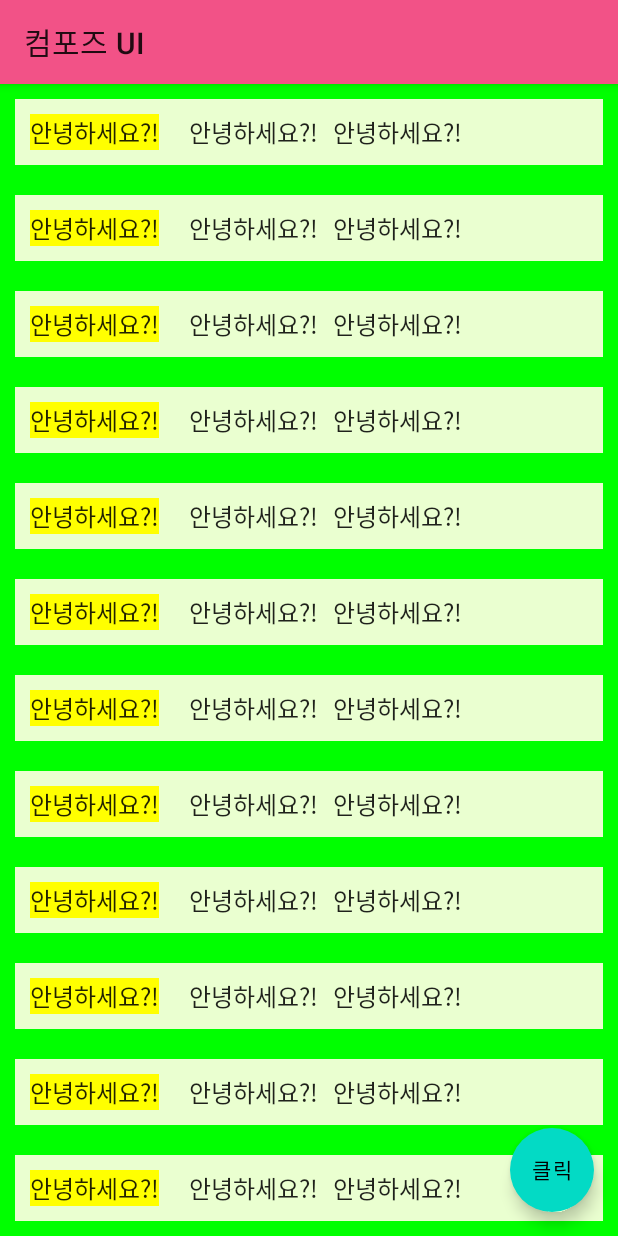
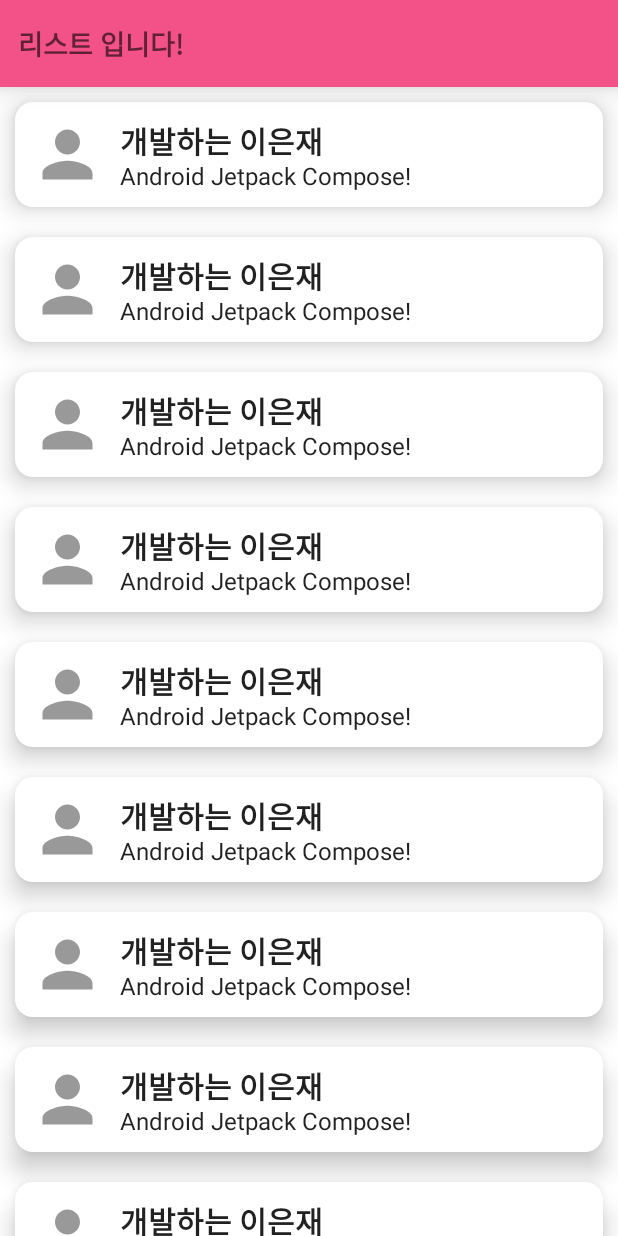
Before and after one commit to EJLee1209/ComposeUI, an Android app built with Jetpack Compose: the screen it shows after launch (MainActivity before the commit, ListActivity after it), on a phone screen of 412 x 824 dp. Run offline under Robolectric (Android 15) with nearby library versions, the phone set to English and light mode, and no system bars; pictures from the network do not load.

Commit message:
LazyColumn 로 리스트 만들기, Glide 사용해서 이미지 적용하기

```diff
--- a/app/build.gradle
+++ b/app/build.gradle
@@ -46,7 +46,8 @@ android {
 }
 
 dependencies {
-
+    implementation 'com.github.bumptech.glide:glide:4.14.2'
+    annotationProcessor 'com.github.bumptech.glide:compiler:4.14.2'
     implementation 'androidx.core:core-ktx:1.7.0'
     implementation "androidx.compose.ui:ui:$compose_version"
     implementation "androidx.compose.material:material:$compose_version"
--- a/app/src/main/AndroidManifest.xml
+++ b/app/src/main/AndroidManifest.xml
@@ -2,6 +2,8 @@
 <manifest xmlns:android="http://schemas.android.com/apk/res/android"
     xmlns:tools="http://schemas.android.com/tools"
     package="com.dldmswo1209.composebasic">
+
+    <uses-permission android:name="android.permission.INTERNET"/>
 
     <application
         android:allowBackup="true"
@@ -13,6 +15,17 @@
         android:supportsRtl="true"
         android:theme="@style/Theme.ComposeBasic"
         tools:targetApi="31">
+        <activity
+            android:name=".ListActivity"
+            android:exported="true"
+            android:label="@string/title_activity_list"
+            android:theme="@style/Theme.ComposeBasic">
+            <intent-filter>
+                <action android:name="android.intent.action.MAIN" />
+
+                <category android:name="android.intent.category.LAUNCHER" />
+            </intent-filter>
+        </activity>
         <activity
             android:name=".MainActivity"
             android:exported="true"
--- /dev/null
+++ b/app/src/main/java/com/dldmswo1209/composebasic/ListActivity.kt
@@ -0,0 +1,167 @@
+package com.dldmswo1209.composebasic
+
+import android.annotation.SuppressLint
+import android.content.res.Resources
+import android.graphics.Bitmap
+import android.graphics.drawable.Drawable
+import android.os.Bundle
+import androidx.activity.ComponentActivity
+import androidx.activity.compose.setContent
+import androidx.compose.foundation.Image
+import androidx.compose.foundation.background
+import androidx.compose.foundation.layout.*
+import androidx.compose.foundation.lazy.LazyColumn
+import androidx.compose.foundation.lazy.items
+import androidx.compose.foundation.shape.CircleShape
+import androidx.compose.foundation.shape.RoundedCornerShape
+import androidx.compose.material.*
+import androidx.compose.runtime.Composable
+import androidx.compose.runtime.MutableState
+import androidx.compose.runtime.mutableStateOf
+import androidx.compose.ui.Alignment
+import androidx.compose.ui.Modifier
+import androidx.compose.ui.draw.clip
+import androidx.compose.ui.graphics.Color
+import androidx.compose.ui.graphics.asImageBitmap
+import androidx.compose.ui.layout.ContentScale
+import androidx.compose.ui.platform.LocalContext
+import androidx.compose.ui.res.painterResource
+import androidx.compose.ui.text.font.FontWeight
+import androidx.compose.ui.tooling.preview.Preview
+import androidx.compose.ui.unit.dp
+import androidx.compose.ui.unit.sp
+import com.bumptech.glide.Glide
+import com.bumptech.glide.request.target.CustomTarget
+import com.bumptech.glide.request.transition.Transition
+import com.dldmswo1209.composebasic.ui.theme.ComposeBasicTheme
+import com.dldmswo1209.composebasic.ui.theme.myPink
+import com.dldmswo1209.composebasic.utils.DummyDataProvider
+import com.dldmswo1209.composebasic.utils.RandomUser
+
+class ListActivity : ComponentActivity() {
+    override fun onCreate(savedInstanceState: Bundle?) {
+        super.onCreate(savedInstanceState)
+        setContent {
+            ComposeBasicTheme {
+                ContentView()
+            }
+        }
+    }
+}
+
+@Composable
+fun ContentView(){
+    // A surface container using the 'background' color from the theme
+    Surface(color = MaterialTheme.colors.background) {
+        Scaffold(backgroundColor = Color.White,
+        topBar = {MyAppBar()}) {
+            RandomUserListView(randomUsers = DummyDataProvider.userList)
+        }
+
+    }
+}
+
+@Composable
+fun MyAppBar(){
+    TopAppBar(
+        elevation = 10.dp,
+        backgroundColor = myPink,
+        modifier = Modifier.height(58.dp)
+    ) {
+        Text(
+            text = "리스트 입니다!",
+            Modifier
+                .padding(8.dp)
+                .align(Alignment.CenterVertically),
+            fontSize = 18.sp,
+            fontWeight = FontWeight.Black
+        )
+
+    }
+}
+
+@Composable
+fun RandomUserListView(randomUsers: List<RandomUser>){
+    // 메모리 관리가 들어간 LazyColumn = RecyclerView 와 같다고 생각하면 됨
+    LazyColumn{
+        items(randomUsers){ // randomUsers 를 forEach 문으로 돌린 것과 같음
+            RandomUserView(it)
+        }
+    }
+}
+
+@Composable
+fun RandomUserView(randomUser: RandomUser){
+    val typography = MaterialTheme.typography
+    Card(
+        Modifier
+            .fillMaxWidth()
+            .padding(10.dp),
+        shape = RoundedCornerShape(12.dp),
+        elevation = 10.dp
+    ) {
+        Row(
+            Modifier.padding(10.dp),
+            verticalAlignment = Alignment.CenterVertically, // 가운데 정렬
+            horizontalArrangement = Arrangement.spacedBy(10.dp) // 수평 구조로 아이템을 넣을건데, 10dp 만큼 띄워줘
+        ){
+
+            ProfileImg(imageUrl = randomUser.profileImage)
+
+            Column() {
+                Text(
+                    text = randomUser.name,
+                    style = typography.subtitle1
+                )
+                Text(
+                    text = randomUser.description,
+                    style = typography.body1
+                )
+            }
+        }
+    }
+}
+
+@SuppressLint("UnrememberedMutableState")
+@Composable
+fun ProfileImg(imageUrl: String, modifier: Modifier = Modifier){
+    // 이미지 비트맵
+    val bitmap: MutableState<Bitmap?> = mutableStateOf(null)
+    val imageModifier = modifier
+        .size(50.dp, 50.dp)
+        .clip(CircleShape)
+
+    Glide.with(LocalContext.current)
+        .asBitmap()
+        .load(imageUrl)
+        .into(object : CustomTarget<Bitmap>(){
+            override fun onResourceReady(resource: Bitmap, transition: Transition<in Bitmap>?) {
+                // 이미지를 비트맵으로 받아서 준비가 됐으면
+                bitmap.value = resource
+            }
+
+            override fun onLoadCleared(placeholder: Drawable?) {}
+        })
+    // bitmap 이 있다면
+    bitmap.value?.asImageBitmap()?.let {
+        Image(
+            bitmap = it,
+            contentDescription = null,
+            contentScale = ContentScale.Fit,
+            modifier = imageModifier
+        )
+    } ?: Image(
+        painter = painterResource(id = R.drawable.ic_empty_user_image),
+        contentDescription = null,
+        contentScale = ContentScale.Fit,
+        modifier = imageModifier
+    )
+}
+
+@Preview(showBackground = true)
+@Composable
+fun DefaultPreview2() {
+    ComposeBasicTheme {
+        ContentView()
+    }
+}
--- a/app/src/main/java/com/dldmswo1209/composebasic/ui/theme/Color.kt
+++ b/app/src/main/java/com/dldmswo1209/composebasic/ui/theme/Color.kt
@@ -6,3 +6,5 @@ val Purple200 = Color(0xFFBB86FC)
 val Purple500 = Color(0xFF6200EE)
 val Purple700 = Color(0xFF3700B3)
 val Teal200 = Color(0xFF03DAC5)
+
+val myPink = Color(0xfff25287)
--- a/app/src/main/java/com/dldmswo1209/composebasic/ui/theme/Type.kt
+++ b/app/src/main/java/com/dldmswo1209/composebasic/ui/theme/Type.kt
@@ -12,6 +12,11 @@ val Typography = Typography(
         fontFamily = FontFamily.Default,
         fontWeight = FontWeight.Normal,
         fontSize = 16.sp
+    ),
+    subtitle1 = TextStyle(
+        fontFamily = FontFamily.Default,
+        fontWeight = FontWeight.Bold,
+        fontSize = 20.sp
     )
     /* Other default text styles to override
     button = TextStyle(
--- /dev/null
+++ b/app/src/main/java/com/dldmswo1209/composebasic/utils/DummyDataProvider.kt
@@ -0,0 +1,11 @@
+package com.dldmswo1209.composebasic.utils
+
+data class RandomUser(
+    val name : String = "개발하는 이은재",
+    val description: String = "Android Jetpack Compose!",
+    val profileImage : String = "https://randomuser.me/api/portraits/men/23.jpg"
+)
+
+object DummyDataProvider {
+    val userList = List<RandomUser>(200){ RandomUser() }
+}
--- /dev/null
+++ b/app/src/main/res/drawable/ic_empty_user_image.xml
@@ -0,0 +1,5 @@
+<vector android:height="24dp" android:tint="#999999"
+    android:viewportHeight="24" android:viewportWidth="24"
+    android:width="24dp" xmlns:android="http://schemas.android.com/apk/res/android">
+    <path android:fillColor="@android:color/white" android:pathData="M12,12c2.21,0 4,-1.79 4,-4s-1.79,-4 -4,-4 -4,1.79 -4,4 1.79,4 4,4zM12,14c-2.67,0 -8,1.34 -8,4v2h16v-2c0,-2.66 -5.33,-4 -8,-4z"/>
+</vector>
--- a/app/src/main/res/values/strings.xml
+++ b/app/src/main/res/values/strings.xml
@@ -1,3 +1,4 @@
 <resources>
-    <string name="app_name">ComposeBasic</string>
+    <string name="app_name">ComposeUI</string>
+    <string name="title_activity_list">ListActivity</string>
 </resources>
```
